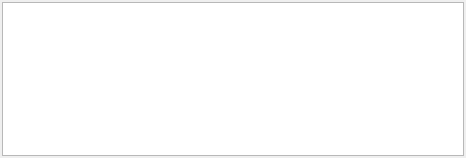
Before: the Qt Designer form huggle/processlist.ui in huggle/huggle3-qt-lx, drawn with Qt 5.
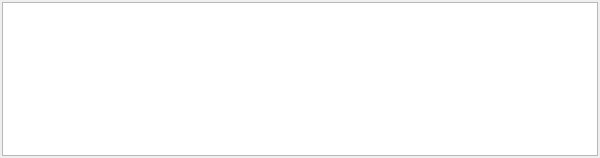
After: the same form once the commit is applied.

Patch:
```diff
--- a/huggle/processlist.ui
+++ b/huggle/processlist.ui
@@ -6,10 +6,16 @@
    <rect>
     <x>0</x>
     <y>0</y>
-    <width>466</width>
+    <width>600</width>
     <height>158</height>
    </rect>
   </property>
+  <property name="minimumSize">
+   <size>
+    <width>600</width>
+    <height>97</height>
+   </size>
+  </property>
   <property name="features">
    <set>QDockWidget::DockWidgetFloatable|QDockWidget::DockWidgetMovable</set>
   </property>
@@ -25,7 +31,14 @@
      <number>2</number>
     </property>
     <item>
-     <widget class="QTableWidget" name="tableWidget"/>
+     <widget class="QTableWidget" name="tableWidget">
+      <property name="minimumSize">
+       <size>
+        <width>0</width>
+        <height>0</height>
+       </size>
+      </property>
+     </widget>
     </item>
    </layout>
   </widget>
```
Left out of the diff: 11 changed lines with no effect on the pictures.
